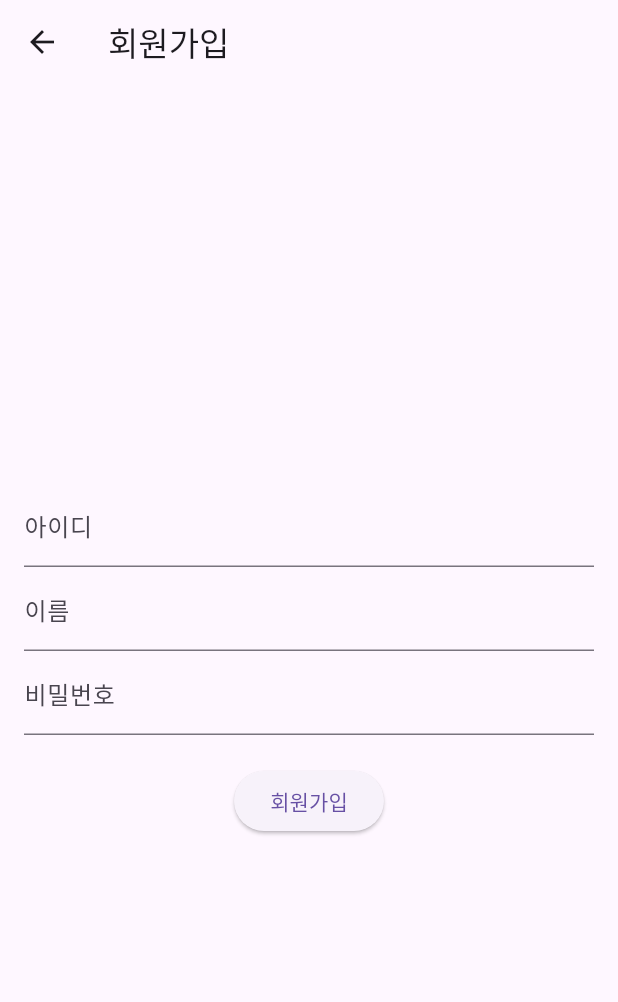
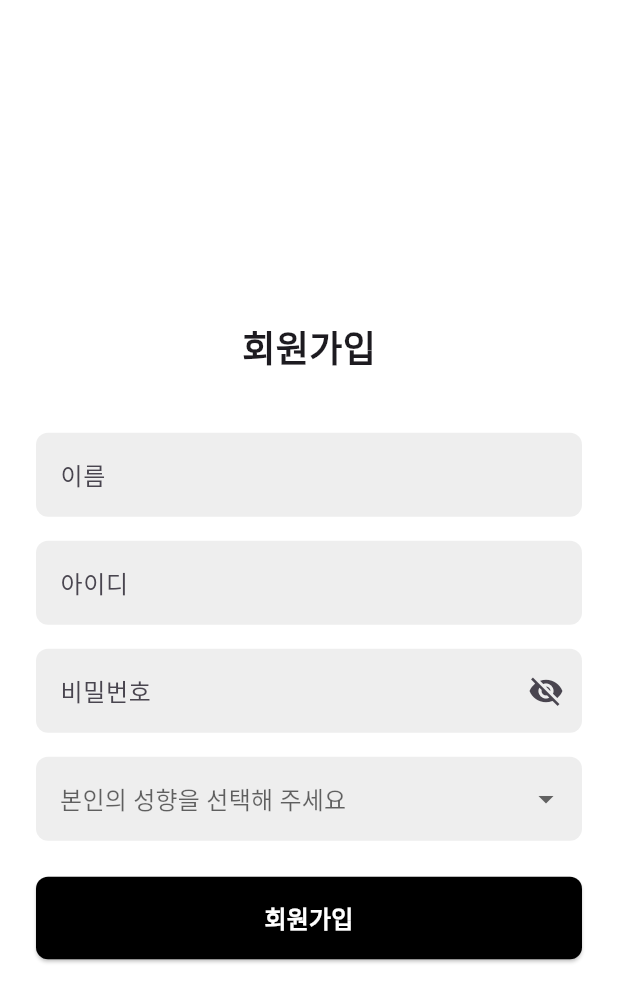
Before and after one commit to nhnacademy-be09-ink3/ink3-batch, a Flutter app: the SignupPage screen opened by its route, on a phone screen of 412 x 824 dp. Shown: the top 1002 px of the screen. Run offline on Flutter 3.47's test engine with Material 3 defaults, Android fonts, the phone set to English and light mode, and no system bars.

Commit message:
make ui (login, signup)

```diff
--- a/lib/signup_page.dart
+++ b/lib/signup_page.dart
@@ -12,6 +12,7 @@ class _SignupPageState extends State<SignupPage> {
   final _idController = TextEditingController();
   final _nameController = TextEditingController();
   final _pwController = TextEditingController();
+  String? selectedPreference; // 성향 선택 변수 (아직 api 구성 x)
 
   Future<void> _signup() async {
     final id = _idController.text;
@@ -39,17 +40,56 @@ class _SignupPageState extends State<SignupPage> {
   @override
   Widget build(BuildContext context) {
     return Scaffold(
-      appBar: AppBar(title: Text("회원가입")),
+      backgroundColor: Colors.white,
       body: Padding(
-        padding: const EdgeInsets.all(16.0),
-        child: Form(
-          key: _formKey,
+        padding: const EdgeInsets.symmetric(horizontal: 24.0),
         child: Column(
           mainAxisAlignment: MainAxisAlignment.center,
+          crossAxisAlignment: CrossAxisAlignment.stretch,
           children: [
+            SizedBox(height: 30),
+            Center(
+              child: Text(
+                '회원가입',
+                style: TextStyle(
+                  fontSize: 24,
+                  fontWeight: FontWeight.bold,
+                ),
+              ),
+            ),
+            SizedBox(height: 40),
+            // Name Field
+            TextFormField(
+              controller: _nameController,
+              decoration: InputDecoration(
+                hintText: '이름',
+                filled: true,
+                fillColor: Colors.grey[200],
+                border: OutlineInputBorder(
+                  borderRadius: BorderRadius.circular(8.0),
+                  borderSide: BorderSide.none,
+                ),
+              ),
+              validator: (value) {
+                if (value == null || value.isEmpty) {
+                  return '이름을 입력해주세요.';
+                }
+                return null;
+              },
+            ),
+            SizedBox(height: 16),
+            // ID Field
             TextFormField(
               controller: _idController,
-                decoration: InputDecoration(labelText: '아이디'),
+              decoration: InputDecoration(
+                hintText: '아이디',
+                filled: true,
+                fillColor: Colors.grey[200],
+                border: OutlineInputBorder(
+                  borderRadius: BorderRadius.circular(8.0),
+                  borderSide: BorderSide.none,
+                ),
+              ),
               validator: (value) {
                 if (value == null || value.isEmpty) {
                   return '아이디를 입력해주세요.';
@@ -57,20 +97,21 @@ class _SignupPageState extends State<SignupPage> {
                 return null;
               },
             ),
-              TextFormField(
-                controller: _nameController,
-                decoration: InputDecoration(labelText: '이름'),
-                validator: (value) {
-                  if (value == null || value.isEmpty) {
-                    return '이름을 입력해주세요.';
-                  }
-                  return null;
-                },
-              ),
+            SizedBox(height: 16),
+            // Password Field
             TextFormField(
               controller: _pwController,
-                decoration: InputDecoration(labelText: '비밀번호'),
               obscureText: true,
+              decoration: InputDecoration(
+                hintText: '비밀번호',
+                filled: true,
+                fillColor: Colors.grey[200],
+                border: OutlineInputBorder(
+                  borderRadius: BorderRadius.circular(8.0),
+                  borderSide: BorderSide.none,
+                ),
+                suffixIcon: Icon(Icons.visibility_off),
+              ),
               validator: (value) {
                 if (value == null || value.isEmpty) {
                   return '비밀번호를 입력해주세요.';
@@ -78,17 +119,61 @@ class _SignupPageState extends State<SignupPage> {
                 return null;
               },
             ),
-              SizedBox(height: 20),
+            SizedBox(height: 16),
+            DropdownButtonFormField<String>(
+              decoration: InputDecoration(
+                filled: true,
+                fillColor: Colors.grey[200],
+                border: OutlineInputBorder(
+                  borderRadius: BorderRadius.circular(8.0),
+                  borderSide: BorderSide.none,
+                ),
+              ),
+              hint: Text('본인의 성향을 선택해 주세요'),
+              value: selectedPreference,
+              items: ['안정형', '밸런스형', '도전형'].map((String value) {
+                return DropdownMenuItem<String>(
+                  value: value,
+                  child: Text(value),
+                );
+              }).toList(),
+              onChanged: (newValue) {
+                setState(() {
+                  selectedPreference = newValue;
+                });
+              },
+              validator: (value) {
+                if (value == null) {
+                  return '성향을 선택해 주세요';
+                }
+                return null;
+              },
+            ),
+            SizedBox(height: 24),
+            // Sign Up Button
             ElevatedButton(
               onPressed: () {
                 if (_formKey.currentState?.validate() ?? false) {
                   _signup();
                 }
               },
-                child: Text('회원가입'),
+              style: ElevatedButton.styleFrom(
+                backgroundColor: Colors.black, // 검은색 배경
+                padding: EdgeInsets.symmetric(vertical: 16),
+                shape: RoundedRectangleBorder(
+                  borderRadius: BorderRadius.circular(8.0),
+                ),
+              ),
+              child: Text(
+                '회원가입',
+                style: TextStyle(
+                  color: Colors.white,
+                  fontSize: 16,
+                  fontWeight: FontWeight.bold,
+                ),
+              ),
             ),
           ],
-          ),
         ),
       ),
     );
```
Also changed, not shown: lib/login_page.dart (+66 -9 lines), 1 other file. Lines whose indentation alone changed are shown as unchanged.
